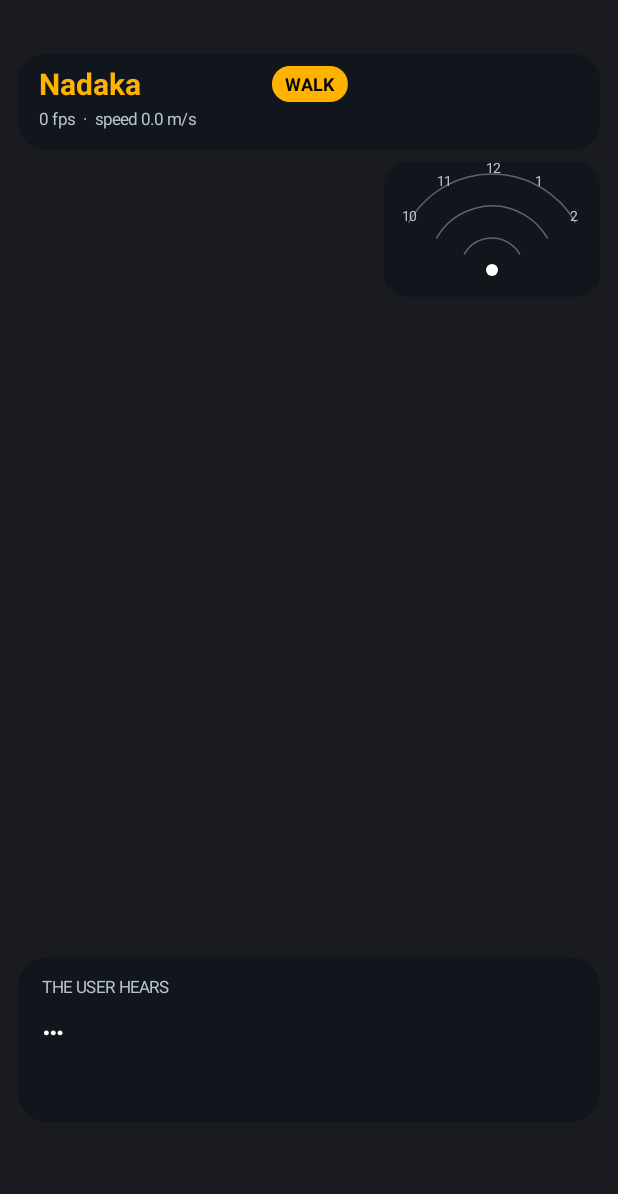
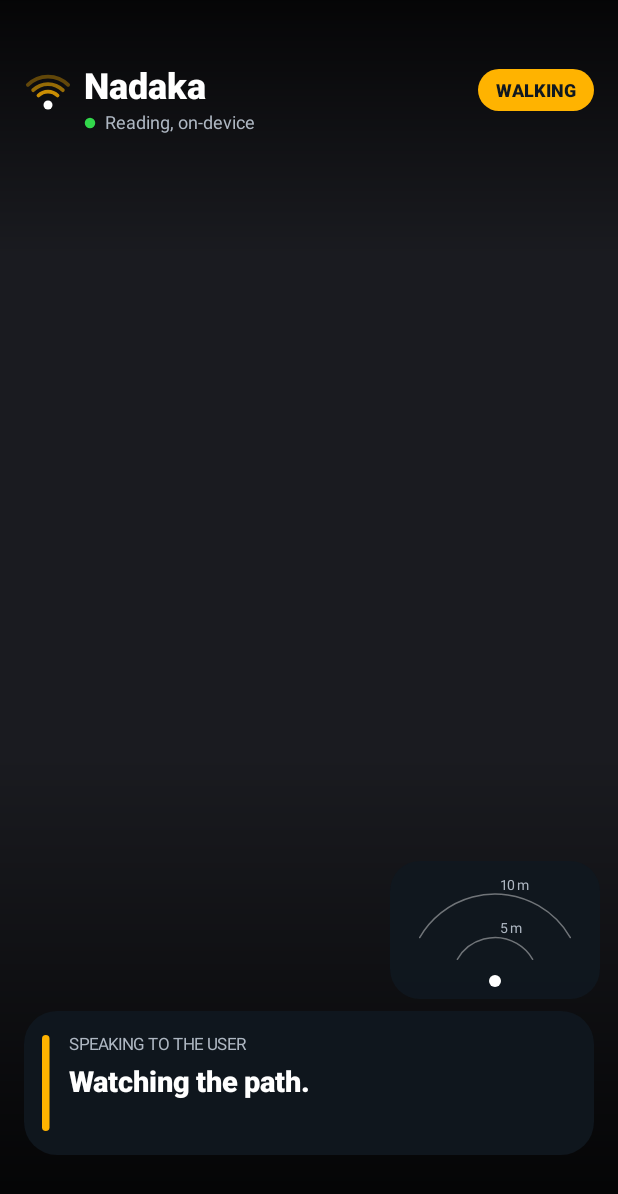
Before and after one commit to aadityaa0523/iqoo-Hyderabad, an Android app: the screen it shows after launch (MainActivity), on a phone screen of 412 x 824 dp. Shown: the top 1194 px of the screen. Run offline under Robolectric (Android 15) with nearby library versions, the phone set to English and light mode, and no system bars; libraries missing offline, so code that uses them is left out: androidx.camera.core, androidx.camera.lifecycle, androidx.camera.view, org.tensorflow.lite; 4 statements that could not run were skipped.

Commit message:
Calmer alerts without "maybe"; presentable HUD
Unsure objects are no longer spoken as "maybe X": they are silent
unless approaching or practically touching, then said plainly. Stricter
thresholds: 5 frames before speaking, detector score 0.5, approaching
needs 0.7 m/s and < 3 s to contact, moving needs 0.6 m/s, 3 depth
frames for drop-offs/overhangs, longer repeat gaps, static objects only
within 30 deg of ahead. Closing speed now from distance change over
the window (unbiased when objects close fast).

HUD: header with icon mark, on-device/NPU status line and mode pill;
corner-bracket boxes only for what the user would be told; capitalised
chips with distance and moving/approaching; caption with urgency bar;
radar scaled to the 5 m / 10 m alert ranges; labelled depth thumbnail;
scrims for readability.

Co-Authored-By: Claude Opus 5.5 <noreply@anthropic.com>

```diff
--- a/app/src/main/java/app/nadaka/Hud.kt
+++ b/app/src/main/java/app/nadaka/Hud.kt
@@ -3,8 +3,10 @@ package app.nadaka
 import android.content.Context
 import android.graphics.Canvas
 import android.graphics.Color
+import android.graphics.LinearGradient
 import android.graphics.Paint
 import android.graphics.RectF
+import android.graphics.Shader
 import android.graphics.Typeface
 import android.view.View
 import kotlin.math.cos
@@ -13,27 +15,27 @@ import kotlin.math.sin
 
 /** Everything the screen shows; built on the analysis thread, drawn on the UI thread. */
 data class HudState(
-    val mode: String = "WALK",
+    val mode: String = "WALKING",
     val backend: String = "",
     val depthBackend: String = "",
     val fps: Int = 0,
     val detMs: Long = 0,
     val depthMs: Long = 0,
-    val walkMps: Float = 0f,
     val health: Health = Health.OK,
     val heat: HeatTier = HeatTier.NOMINAL,
     val rec: String = "",
     val tracks: List<Track> = emptyList(),
     val hazards: Hazards = Hazards(),
     val said: String = "",
+    val level: Buzz? = null,
     val depth: Array<FloatArray>? = null,
     val imgW: Int = 3,
     val imgH: Int = 4,
 )
 
 /**
- * The sighted view (judges, trainers, caregivers via Office Kit mirroring). The blind user never
- * needs it: the caption at the bottom is exactly what they hear.
+ * The sighted view: judges, trainers and family via Office Kit mirroring. A blind user never needs
+ * it; the caption at the bottom is exactly what they hear.
  */
 class Hud(ctx: Context) : View(ctx) {
     private var s = HudState()
@@ -43,13 +45,15 @@ class Hud(ctx: Context) : View(ctx) {
     private val red = 0xFFFF453A.toInt()
     private val orange = 0xFFFF9F0A.toInt()
     private val green = 0xFF32D74B.toInt()
-    private val blue = 0xFF64D2FF.toInt() // unsure
-    private val card = 0xD910151C.toInt()
+    private val grey = 0xFFAEB7C2.toInt()
+    private val ink = 0xFF101820.toInt()
+    private val card = 0xE6101820.toInt()
 
     private val fill = Paint(Paint.ANTI_ALIAS_FLAG)
     private val stroke = Paint(Paint.ANTI_ALIAS_FLAG).apply { style = Paint.Style.STROKE; strokeCap = Paint.Cap.ROUND }
-    private val text = Paint(Paint.ANTI_ALIAS_FLAG).apply { color = Color.WHITE; typeface = Typeface.DEFAULT_BOLD }
-    private val small = Paint(Paint.ANTI_ALIAS_FLAG).apply { color = 0xFFB8C2CC.toInt(); typeface = Typeface.DEFAULT }
+    private val bold = Paint(Paint.ANTI_ALIAS_FLAG).apply { color = Color.WHITE; typeface = Typeface.create("sans-serif-medium", Typeface.BOLD) }
+    private val body = Paint(Paint.ANTI_ALIAS_FLAG).apply { color = grey; typeface = Typeface.create("sans-serif", Typeface.NORMAL) }
+    private val scrim = Paint()
 
     fun show(state: HudState) {
         s = state
@@ -63,161 +67,190 @@ class Hud(ctx: Context) : View(ctx) {
         val iw = s.imgW * scale
         val ih = s.imgH * scale
 
-        // Floor band tint when the floor drops away.
+        // Readability scrims over the camera image.
+        scrim.shader = LinearGradient(0f, 0f, 0f, 170 * dp, 0xCC000000.toInt(), 0, Shader.TileMode.CLAMP)
+        c.drawRect(0f, 0f, width.toFloat(), 170 * dp, scrim)
+        scrim.shader = LinearGradient(0f, height - 320 * dp, 0f, height.toFloat(), 0, 0xE6000000.toInt(), Shader.TileMode.CLAMP)
+        c.drawRect(0f, height - 320 * dp, width.toFloat(), height.toFloat(), scrim)
+
         s.hazards.dropAtM?.let {
-            fill.color = 0x55FF453A
+            fill.color = 0x40FF453A
             c.drawRect(ox + iw * 0.3f, oy + ih * 0.55f, ox + iw * 0.7f, oy + ih, fill)
         }
+        // Only what the user would be told about: no clutter from shaky or far detections.
+        for (t in s.tracks) if (worthShowing(t)) drawTrack(c, t, ox, oy, iw, ih)
 
-        for (t in s.tracks) drawTrack(c, t, ox, oy, iw, ih)
-        drawTopBar(c)
+        drawHeader(c)
+        drawHazardBanner(c)
+        drawCaption(c)
         drawRadar(c)
-        drawHazardBanner(c)
         drawDepthThumb(c)
-        drawCaption(c)
+    }
+
+    private fun worthShowing(t: Track) = t.approaching || (!t.metres.isNaN() && t.metres < Settings.veryCloseM) ||
+        (t.sure && !t.metres.isNaN() && t.metres <= if (t.moving) Settings.movingRangeM else Settings.staticRangeM)
+
+    private fun colorOf(t: Track) = when {
+        t.approaching -> red
+        t.metres < Settings.closeM -> orange
+        else -> amber
     }
 
     private fun drawTrack(c: Canvas, t: Track, ox: Float, oy: Float, iw: Float, ih: Float) {
         val r = RectF(ox + t.box.left * iw, oy + t.box.top * ih, ox + t.box.right * iw, oy + t.box.bottom * ih)
-        val close = t.metres < Settings.closeM
-        val col = when { t.approaching -> red; close -> orange; !t.sure -> blue; else -> amber }
+        val col = colorOf(t)
+        // Corner brackets: mark the object without hiding it.
         stroke.color = col
-        stroke.strokeWidth = (if (t.approaching) 4f else if (t.sure) 2.5f else 1.5f) * dp
-        c.drawRoundRect(r, 10 * dp, 10 * dp, stroke)
-
+        stroke.strokeWidth = 3.5f * dp
+        val k = min(r.width(), r.height()) * 0.22f
+        for (corner in 0..3) {
+            val x = if (corner % 2 == 0) r.left else r.right
+            val y = if (corner < 2) r.top else r.bottom
+            val dx = if (corner % 2 == 0) k else -k
+            val dy = if (corner < 2) k else -k
+            c.drawLine(x, y, x + dx, y, stroke)
+            c.drawLine(x, y, x, y + dy, stroke)
+        }
         val label = buildString {
-            append(t.label)
-            if (!t.sure) append("?")
-            if (!t.metres.isNaN()) append("  %.1f m".format(t.metres))
-            if (t.moving && !t.approaching) append("  moving")
-            if (t.approaching) append("  ▲ %.1fs".format(t.ttc))
+            append(t.label.replaceFirstChar { it.uppercase() })
+            if (!t.metres.isNaN()) append("  ·  %.1f m".format(t.metres))
+            if (t.approaching) append("  ·  approaching") else if (t.moving) append("  ·  moving")
         }
-        text.textSize = 13 * dp
-        val w = text.measureText(label) + 16 * dp
-        val top = (r.top - 26 * dp).coerceAtLeast(0f)
+        bold.textSize = 13 * dp
+        val w = bold.measureText(label) + 20 * dp
+        val top = (r.top - 30 * dp).coerceAtLeast(150 * dp)
         fill.color = col
-        c.drawRoundRect(RectF(r.left, top, r.left + w, top + 22 * dp), 8 * dp, 8 * dp, fill)
-        text.color = if (t.approaching) Color.WHITE else Color.BLACK
-        c.drawText(label, r.left + 8 * dp, top + 16 * dp, text)
-        text.color = Color.WHITE
+        c.drawRoundRect(RectF(r.left, top, r.left + w, top + 24 * dp), 12 * dp, 12 * dp, fill)
+        bold.color = if (t.approaching) Color.WHITE else ink
+        c.drawText(label, r.left + 10 * dp, top + 16.5f * dp, bold)
+        bold.color = Color.WHITE
     }
 
-    private fun chip(c: Canvas, x: Float, y: Float, label: String, bg: Int, fg: Int = Color.BLACK): Float {
-        text.textSize = 12 * dp
-        val w = text.measureText(label) + 18 * dp
+    private fun pill(c: Canvas, right: Float, y: Float, label: String, bg: Int, fg: Int): Float {
+        bold.textSize = 12 * dp
+        val w = bold.measureText(label) + 24 * dp
         fill.color = bg
-        c.drawRoundRect(RectF(x, y, x + w, y + 24 * dp), 12 * dp, 12 * dp, fill)
-        text.color = fg
-        c.drawText(label, x + 9 * dp, y + 16.5f * dp, text)
-        text.color = Color.WHITE
-        return x + w + 6 * dp
+        c.drawRoundRect(RectF(right - w, y, right, y + 28 * dp), 14 * dp, 14 * dp, fill)
+        bold.color = fg
+        c.drawText(label, right - w + 12 * dp, y + 18.5f * dp, bold)
+        bold.color = Color.WHITE
+        return right - w - 8 * dp
     }
 
-    private fun drawTopBar(c: Canvas) {
-        val top = 36 * dp
-        fill.color = card
-        c.drawRoundRect(RectF(12 * dp, top, width - 12 * dp, top + 64 * dp), 18 * dp, 18 * dp, fill)
-        text.textSize = 20 * dp
-        text.color = amber
-        c.drawText("Nadaka", 26 * dp, top + 27 * dp, text)
-        text.color = Color.WHITE
-        small.textSize = 11 * dp
-        c.drawText("%d fps  ·  speed %.1f m/s".format(s.fps, s.walkMps), 26 * dp, top + 47 * dp, small)
+    private fun drawHeader(c: Canvas) {
+        val y = 44 * dp
+        // Mark: three sonar arcs over a dot, as in the app icon.
+        val mx = 32 * dp
+        val my = y + 26 * dp
+        stroke.color = amber
+        stroke.strokeWidth = 2.5f * dp
+        for (i in 1..3) {
+            val rr = (4 + i * 5) * dp
+            stroke.alpha = 255 - i * 55
+            c.drawArc(RectF(mx - rr, my - rr, mx + rr, my + rr), 225f, 90f, false, stroke)
+        }
+        stroke.alpha = 255
+        fill.color = Color.WHITE
+        c.drawCircle(mx, my, 3 * dp, fill)
 
-        var x = width * 0.44f
-        x = chip(c, x, top + 8 * dp, s.mode, amber)
-        if (s.backend.isNotEmpty()) x = chip(c, x, top + 8 * dp, "YOLO ${s.backend} ${s.detMs}ms", if (s.backend == "NPU") green else orange)
-        var y2 = top + 36 * dp
-        var x2 = width * 0.44f
-        if (s.depthBackend.isNotEmpty()) x2 = chip(c, x2, y2, "DEPTH ${s.depthBackend} ${s.depthMs}ms", if (s.depthBackend == "NPU") green else orange)
-        if (s.rec.isNotEmpty()) chip(c, x2, y2, s.rec, red, Color.WHITE)
-        var x3 = width * 0.44f
-        if (s.health != Health.OK) x3 = chip(c, x3, top + 68 * dp, s.health.name, red, Color.WHITE)
-        if (s.heat != HeatTier.NOMINAL) chip(c, x3, top + 68 * dp, "HEAT ${s.heat.name}", if (s.heat == HeatTier.WARM) orange else red, Color.WHITE)
+        bold.textSize = 24 * dp
+        c.drawText("Nadaka", 56 * dp, y + 22 * dp, bold)
+        body.textSize = 12 * dp
+        fill.color = if (s.backend == "NPU" || s.backend.isEmpty()) green else orange
+        c.drawCircle(60 * dp, y + 38 * dp, 3.5f * dp, fill)
+        val tech = if (s.backend.isEmpty()) "Reading, on-device"
+        else "On-device ${s.backend}  ·  detect ${s.detMs} ms  ·  depth ${s.depthMs} ms  ·  ${s.fps} fps"
+        c.drawText(tech, 70 * dp, y + 42 * dp, body)
+
+        val modeLabel = when (s.mode) { "STILL" -> "STANDING"; "VEHICLE" -> "IN VEHICLE"; "READ" -> "READING"; else -> s.mode }
+        var right = width - 16 * dp
+        right = pill(c, right, y + 2 * dp, modeLabel, amber, ink)
+        if (s.rec.isNotEmpty()) pill(c, right, y + 2 * dp, s.rec, red, Color.WHITE)
+        var right2 = width - 16 * dp
+        if (s.health != Health.OK) right2 = pill(c, right2, y + 60 * dp, s.health.name.lowercase().replaceFirstChar { it.uppercase() }, red, Color.WHITE)
+        if (s.heat != HeatTier.NOMINAL) pill(c, right2, y + 60 * dp, "Heat: ${s.heat.name.lowercase()}", if (s.heat == HeatTier.WARM) orange else red, Color.WHITE)
     }
 
-    /** Clock-face radar: 10 to 2 o'clock, rings at 1, 2, 3 m. */
+    private fun drawHazardBanner(c: Canvas) {
+        val msg = s.hazards.dropAtM?.let { "Drop-off ahead  ·  %.1f m".format(it) }
+            ?: s.hazards.overheadAtM?.let { "Head-height obstacle  ·  %.1f m".format(it) }
+            ?: return
+        val y = height * 0.40f
+        fill.color = red
+        c.drawRoundRect(RectF(24 * dp, y, width - 24 * dp, y + 52 * dp), 26 * dp, 26 * dp, fill)
+        bold.textSize = 18 * dp
+        c.drawText(msg, (width - bold.measureText(msg)) / 2, y + 33 * dp, bold)
+    }
+
+    private fun captionTop() = height - 150 * dp // clear of the navigation bar
+
+    private fun drawCaption(c: Canvas) {
+        val top = captionTop()
+        val box = RectF(16 * dp, top, width - 16 * dp, top + 96 * dp)
+        fill.color = card
+        c.drawRoundRect(box, 22 * dp, 22 * dp, fill)
+        fill.color = when (s.level) { Buzz.WARN, Buzz.APPROACH -> red; Buzz.AHEAD -> orange; else -> amber }
+        c.drawRoundRect(RectF(box.left + 12 * dp, top + 16 * dp, box.left + 17 * dp, top + 80 * dp), 3 * dp, 3 * dp, fill)
+        body.textSize = 11 * dp
+        c.drawText("SPEAKING TO THE USER", box.left + 30 * dp, top + 26 * dp, body)
+        bold.textSize = 19 * dp
+        var line = ""
+        var y = top + 54 * dp
+        for (wd in s.said.ifEmpty { "Watching the path." }.split(" ")) {
+            val next = if (line.isEmpty()) wd else "$line $wd"
+            if (bold.measureText(next) > box.width() - 48 * dp) { c.drawText(line, box.left + 30 * dp, y, bold); line = wd; y += 24 * dp }
+            else line = next
+        }
+        c.drawText(line, box.left + 30 * dp, y, bold)
+    }
+
+    /** Clock-face radar scaled to the alert ranges: inner ring 5 m (static), outer 10 m (moving). */
     private fun drawRadar(c: Canvas) {
-        val rad = 64 * dp
-        val cx = width - 20 * dp - rad
-        val cy = 36 * dp + 64 * dp + 16 * dp + rad
+        val rad = 58 * dp
+        val cx = width - 24 * dp - rad
+        val cy = captionTop() - 20 * dp
         fill.color = card
-        c.drawRoundRect(RectF(cx - rad - 8 * dp, cy - rad - 8 * dp, cx + rad + 8 * dp, cy + 18 * dp), 16 * dp, 16 * dp, fill)
-        stroke.color = 0x55FFFFFF
+        c.drawRoundRect(RectF(cx - rad - 12 * dp, cy - rad - 22 * dp, cx + rad + 12 * dp, cy + 12 * dp), 20 * dp, 20 * dp, fill)
         stroke.strokeWidth = 1 * dp
-        for (m in 1..3) {
-            val rr = rad * m / 3f
+        stroke.color = 0x66FFFFFF
+        for (m in listOf(5f, 10f)) {
+            val rr = rad * m / 10f
             c.drawArc(RectF(cx - rr, cy - rr, cx + rr, cy + rr), 210f, 120f, false, stroke)
         }
-        small.textSize = 9 * dp
-        for (h in listOf(10, 11, 12, 1, 2)) {
-            val deg = (if (h == 12) 0 else if (h < 12) (h - 12) else h) * 30f
-            val a = Math.toRadians((deg - 90).toDouble())
-            c.drawText("$h", cx + (rad + 1 * dp) * cos(a).toFloat() - 4 * dp, cy + (rad + 1 * dp) * sin(a).toFloat(), small)
-        }
+        body.textSize = 9 * dp
+        c.drawText("5 m", cx + 3 * dp, cy - rad / 2 - 3 * dp, body)
+        c.drawText("10 m", cx + 3 * dp, cy - rad - 3 * dp, body)
         for (t in s.tracks) {
-            val m = t.metres
-            if (m.isNaN()) continue
+            if (!worthShowing(t) || t.metres.isNaN()) continue
             val a = t.bearing - Math.PI.toFloat() / 2
-            val rr = rad * (m.coerceAtMost(3.2f) / 3.2f)
-            fill.color = when { t.approaching -> red; m < Settings.closeM -> orange; else -> amber }
+            val rr = rad * (t.metres.coerceAtMost(10f) / 10f)
+            fill.color = colorOf(t)
             c.drawCircle(cx + rr * cos(a), cy + rr * sin(a), 5 * dp, fill)
         }
         fill.color = Color.WHITE
-        c.drawCircle(cx, cy, 4 * dp, fill) // me
-    }
-
-    private fun drawHazardBanner(c: Canvas) {
-        val msg = s.hazards.dropAtM?.let { "DROP-OFF AHEAD  ·  %.1f m".format(it) }
-            ?: s.hazards.overheadAtM?.let { "HEAD HEIGHT  ·  %.1f m".format(it) }
-            ?: return
-        val y = height * 0.42f
-        fill.color = red
-        c.drawRoundRect(RectF(24 * dp, y, width - 24 * dp, y + 48 * dp), 14 * dp, 14 * dp, fill)
-        text.textSize = 18 * dp
-        val w = text.measureText(msg)
-        c.drawText(msg, (width - w) / 2, y + 31 * dp, text)
+        c.drawCircle(cx, cy, 4 * dp, fill)
     }
 
     private fun drawDepthThumb(c: Canvas) {
         val g = s.depth ?: return
-        val w = 84 * dp
+        val w = 70 * dp
         val h = w * DEPTH_ROWS / DEPTH_COLS
-        val x0 = 16 * dp
-        val y0 = height - 206 * dp - h
+        val x0 = 24 * dp
+        val y0 = captionTop() - 20 * dp - h
         var lo = Float.MAX_VALUE
         var hi = -Float.MAX_VALUE
         for (row in g) for (v in row) { if (v < lo) lo = v; if (v > hi) hi = v }
         val cw = w / DEPTH_COLS
-        val chh = h / DEPTH_ROWS
+        val ch = h / DEPTH_ROWS
         for (r in 0 until DEPTH_ROWS) for (col in 0 until DEPTH_COLS) {
             val n = ((g[r][col] - lo) / (hi - lo + 1e-6f)).coerceIn(0f, 1f) // 1 = near
-            fill.color = Color.rgb((40 + 215 * n).toInt(), (60 + 120 * n * (1 - n) * 4).toInt().coerceAtMost(255), (200 * (1 - n)).toInt())
-            c.drawRect(x0 + col * cw, y0 + r * chh, x0 + (col + 1) * cw + 1, y0 + (r + 1) * chh + 1, fill)
+            fill.color = Color.rgb((30 + 225 * n).toInt(), (40 + 140 * n).toInt(), (120 * (1 - n) + 40).toInt())
+            c.drawRect(x0 + col * cw, y0 + r * ch, x0 + (col + 1) * cw + 1, y0 + (r + 1) * ch + 1, fill)
         }
         stroke.color = 0x88FFFFFF.toInt()
         stroke.strokeWidth = 1 * dp
-        c.drawRect(x0, y0, x0 + w, y0 + h, stroke)
-        small.textSize = 10 * dp
-        c.drawText("depth", x0 + 4 * dp, y0 - 4 * dp, small)
-    }
-
-    private fun drawCaption(c: Canvas) {
-        val h = 110 * dp
-        val top = height - h - 76 * dp // clear of the navigation bar
-        fill.color = card
-        c.drawRoundRect(RectF(12 * dp, top, width - 12 * dp, top + h), 20 * dp, 20 * dp, fill)
-        small.textSize = 11 * dp
-        c.drawText("THE USER HEARS", 28 * dp, top + 24 * dp, small)
-        text.textSize = 20 * dp
-        val words = s.said.ifEmpty { "…" }.split(" ")
-        var line = ""
-        var y = top + 52 * dp
-        for (wd in words) {
-            val next = if (line.isEmpty()) wd else "$line $wd"
-            if (text.measureText(next) > width - 60 * dp) { c.drawText(line, 28 * dp, y, text); line = wd; y += 26 * dp }
-            else line = next
-        }
-        c.drawText(line, 28 * dp, y, text)
+        c.drawRoundRect(RectF(x0, y0, x0 + w, y0 + h), 6 * dp, 6 * dp, stroke)
+        body.textSize = 10 * dp
+        c.drawText("Depth · ${s.depthBackend}", x0, y0 - 6 * dp, body)
     }
 }
--- a/app/src/main/java/app/nadaka/Tracker.kt
+++ b/app/src/main/java/app/nadaka/Tracker.kt
@@ -60,7 +60,7 @@ class Track(val id: Int, val label: String, var box: Box, var seenMs: Long) {
 
     /**
      * SURE: seen steadily, confident, fully in view, depth and size agree. UNSURE objects are only
-     * spoken when they matter (close or approaching) and then as "maybe ...".
+     * spoken when they matter (approaching, or practically touching).
      */
     val sure get() = hits >= Settings.sureHits && score >= Settings.sureScore && !edge && consistent
     var features = FloatArray(0)
@@ -123,7 +123,9 @@ class Tracker(private val model: EgoModel? = null) {
         t.growth = ln(b.height() / h0) / span
         t.ttc = if (t.growth > 0.01f) 1 / t.growth else Float.POSITIVE_INFINITY
         val clipped = b.top <= 0.01f || b.bottom >= 0.99f
-        t.closing = if (clipped) 0f else t.distance * t.growth // growth of a cut box is meaningless
+        // Distance change over the window (same class-height model at both ends): unbiased even when
+        // the object closes in fast, unlike current-distance x average growth. A cut box is meaningless.
+        t.closing = if (clipped) 0f else (HEIGHTS[t.label] ?: 1f) / Settings.vfovRad * (1 / h0 - 1 / b.height()) / span
         t.objSpeed = t.closing - ego.speed * cos(t.bearing) // my walking explains this much of the growth
         t.features = floatArrayOf(
             t.growth, t.closing, ego.speed, abs(ego.yawRate), abs(ego.pitchRate), b.height(),
```
Also changed, not shown: app/src/main/java/app/nadaka/Alerts.kt (+8 -7 lines), app/src/main/java/app/nadaka/MainActivity.kt (+18 -16 lines), 3 other files.
